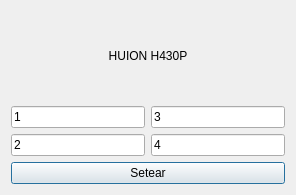
felipesilvadv/wacom-config, file gui/wacom_widget.ui: the form before one commit.
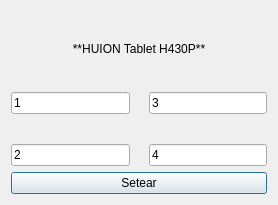
The form after the commit. Icons and pictures are not drawn.

Commit message: improving interface and adding Stylus object

Diff of the .ui file:
```diff
--- a/gui/wacom_widget.ui
+++ b/gui/wacom_widget.ui
@@ -6,8 +6,8 @@
    <rect>
     <x>0</x>
     <y>0</y>
-    <width>296</width>
-    <height>195</height>
+    <width>278</width>
+    <height>205</height>
    </rect>
   </property>
   <property name="windowTitle">
@@ -15,9 +15,12 @@
   </property>
   <layout class="QVBoxLayout" name="verticalLayout">
    <item>
-    <widget class="QLabel" name="label">
+    <widget class="QLabel" name="label_2">
      <property name="text">
-      <string>HUION H430P</string>
+      <string>**HUION Tablet H430P**</string>
+     </property>
+     <property name="textFormat">
+      <enum>Qt::MarkdownText</enum>
      </property>
      <property name="alignment">
       <set>Qt::AlignCenter</set>
@@ -26,6 +29,30 @@
    </item>
    <item>
     <layout class="QGridLayout" name="gridLayout">
+     <item row="0" column="3">
+      <widget class="QKeySequenceEdit" name="keyButton3">
+       <property name="keySequence">
+        <string>3</string>
+       </property>
+      </widget>
+     </item>
+     <item row="1" column="1">
+      <widget class="QLabel" name="label">
+       <property name="pixmap">
+        <pixmap>icons8-wacom-tablet-48.png</pixmap>
+       </property>
+       <property name="alignment">
+        <set>Qt::AlignCenter</set>
+       </property>
+      </widget>
+     </item>
+     <item row="2" column="3">
+      <widget class="QKeySequenceEdit" name="keyButton8">
+       <property name="keySequence">
+        <string>4</string>
+       </property>
+      </widget>
+     </item>
      <item row="0" column="0">
       <widget class="QKeySequenceEdit" name="keyButton1">
        <property name="contextMenuPolicy">
@@ -36,21 +63,7 @@
        </property>
       </widget>
      </item>
-     <item row="1" column="1">
-      <widget class="QKeySequenceEdit" name="keyButton8">
-       <property name="keySequence">
-        <string>4</string>
-       </property>
-      </widget>
-     </item>
-     <item row="0" column="1">
-      <widget class="QKeySequenceEdit" name="keyButton3">
-       <property name="keySequence">
-        <string>3</string>
-       </property>
-      </widget>
-     </item>
-     <item row="1" column="0">
+     <item row="2" column="0">
       <widget class="QKeySequenceEdit" name="keyButton2">
        <property name="keySequence">
         <string>2</string>
```
The commit also changes 5 other files.
